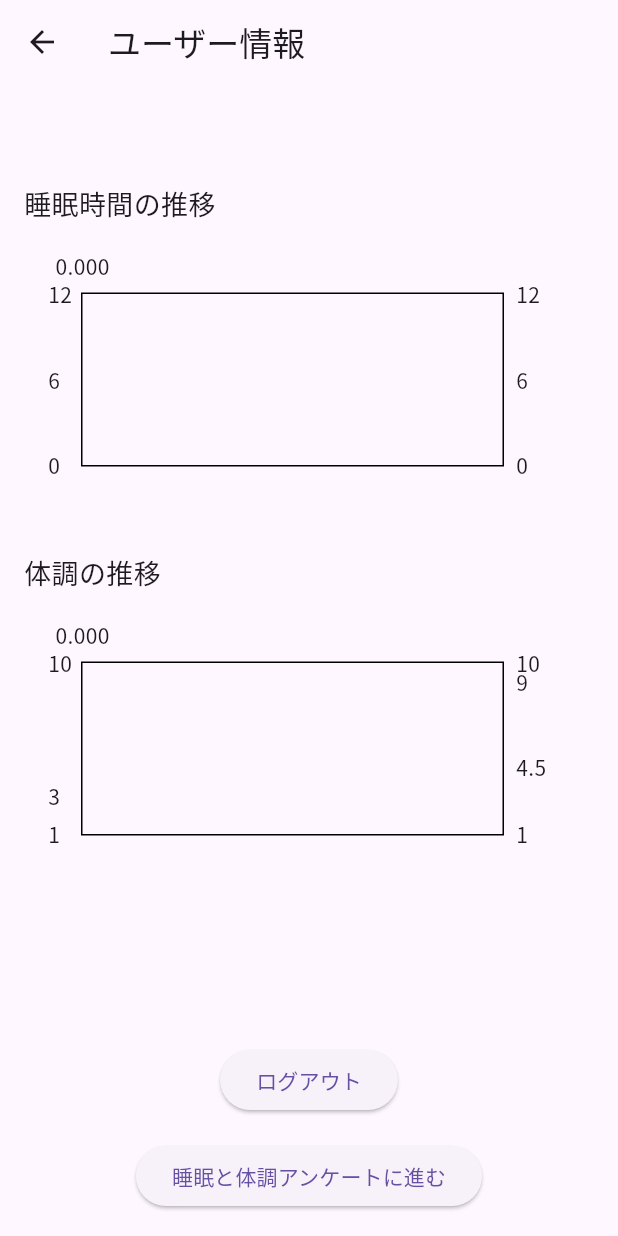
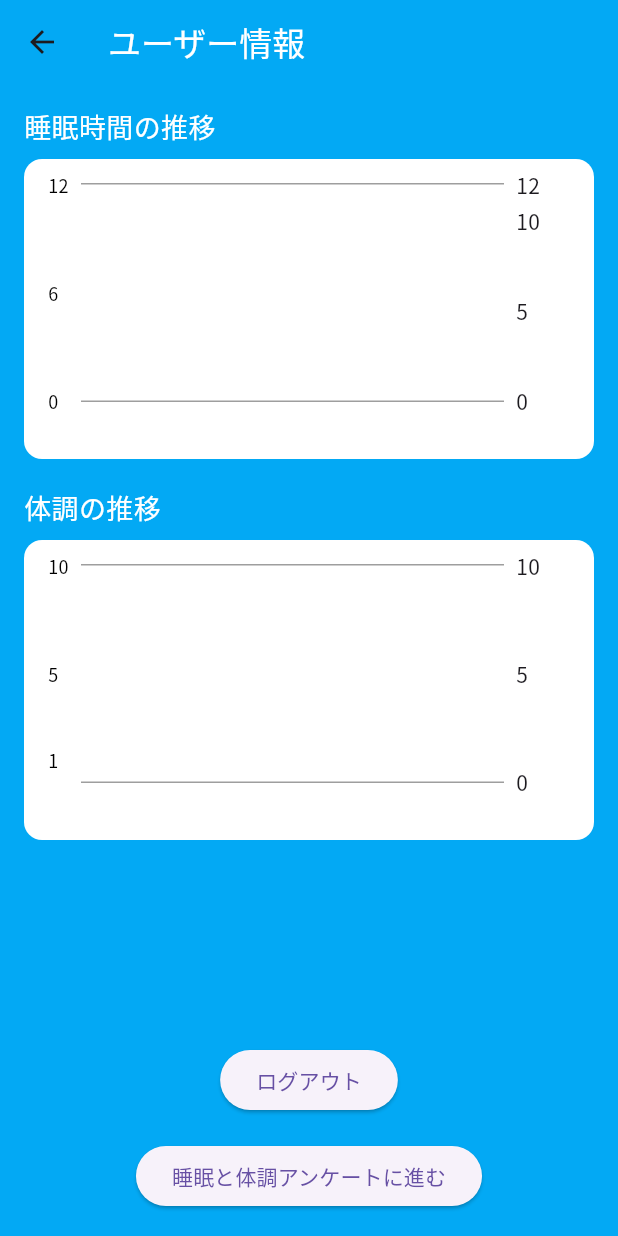
Before and after one commit to health-Care-App/health_care_app, a Flutter app: the UserInfoScreen screen opened directly, on a phone screen of 412 x 824 dp. Run offline on Flutter 3.47's test engine with Material 3 defaults, Android fonts, the light colour scheme and no system bars; drawn by our look-alikes of fl_chart; our stand-ins replace audioplayers, cloud_firestore, firebase_auth, firebase_core, flutter_svg, freezed_annotation and 2 more; accounts and stored records are empty; network calls fail; statements that could not run were skipped.

Commit message:
グラフデザイン修正

```diff
--- a/frontend/app/lib/user_info.dart
+++ b/frontend/app/lib/user_info.dart
@@ -104,37 +104,50 @@
 
   @override
   Widget build(BuildContext context) {
-    String? email = user?.email ?? "メールアドレスがありません";
-
     return Scaffold(
+      backgroundColor: Colors.lightBlue, // 画面全体の背景を水色に設定
       appBar: AppBar(
-        title: Text("ユーザー情報"),
+        title: Text("ユーザー情報", style: TextStyle(color: Colors.white)),
+        backgroundColor: Colors.lightBlue, // AppBarの背景も水色に設定
+        elevation: 0, // AppBarの影をなくす
       ),
       body: Padding(
         padding: const EdgeInsets.all(16.0),
         child: Column(
           crossAxisAlignment: CrossAxisAlignment.start,
           children: [
-            Text("$email", style: TextStyle(fontSize: 22)),
-            SizedBox(height: 20),
-
             // 睡眠時間グラフ
-            Text("睡眠時間の推移", style: TextStyle(fontSize: 18)),
+            Text(
+              "睡眠時間の推移",
+              style: TextStyle(fontSize: 18, color: Colors.white), // 白文字に変更
+            ),
+            SizedBox(height: 8), // 「睡眠時間の推移」の下にスペースを追加
             Container(
               height: 200,
               padding: EdgeInsets.all(16.0),
-              child: LineChart(
-                LineChartData(
-                  minY: 0,
+              decoration: BoxDecoration(
+                color: Colors.white, // 背景を白に設定
+                borderRadius: BorderRadius.circular(12), // 角を丸める
+              ),
+              child: BarChart(
+                BarChartData(
+                  alignment: BarChartAlignment.start, // データを左詰めに配置
                   maxY: 12,
                   titlesData: FlTitlesData(
+                    topTitles: AxisTitles(
+                      sideTitles: SideTitles(showTitles: false), // 上部の目盛を非表示
+                    ),
                     leftTitles: AxisTitles(
                       sideTitles: SideTitles(
                         showTitles: true,
                         interval: 6,
                         getTitlesWidget: (value, _) {
                           if (value == 0 || value == 6 || value == 12) {
-                            return Text(value.toInt().toString());
+                            return Text(
+                              value.toInt().toString(),
+                              style: TextStyle(
+                                  fontSize: 12, color: Colors.black), // 黒文字
+                            );
                           }
                           return Text('');
                         },
@@ -143,14 +156,13 @@
                     bottomTitles: AxisTitles(
                       sideTitles: SideTitles(
                         showTitles: true,
-                        interval: 1,
                         getTitlesWidget: (value, _) {
                           if (value.toInt() >= 0 &&
                               value.toInt() < dates.length) {
                             return Text(
                               dates[value.toInt()],
-                              style:
-                                  TextStyle(fontSize: 12, color: Colors.black),
+                              style: TextStyle(
+                                  fontSize: 12, color: Colors.black), // 黒文字
                             );
                           }
                           return Text('');
@@ -159,54 +171,82 @@
                     ),
                   ),
                   gridData: FlGridData(show: false),
-                  borderData: FlBorderData(show: true),
-                  lineBarsData: [
-                    LineChartBarData(
-                      isCurved: false,
-                      spots: sleepSpots,
-                      barWidth: 4,
-                      isStrokeCapRound: true,
-                      color: Colors.blue,
+                  borderData: FlBorderData(
+                    show: true,
+                    border: const Border.symmetric(
+                      horizontal: BorderSide(color: Colors.grey, width: 1),
                     ),
-                  ],
+                  ),
+                  barGroups: sleepSpots
+                      .asMap()
+                      .entries
+                      .map((e) => BarChartGroupData(
+                            x: e.key,
+                            barRods: [
+                              BarChartRodData(
+                                toY: e.value.y,
+                                color: Colors.blue,
+                                width: 12,
+                                borderRadius: BorderRadius.circular(6),
+                              ),
+                            ],
+                          ))
+                      .toList(),
+                  groupsSpace: 30, // 棒グラフ間のスペースを調整
                 ),
               ),
             ),
+
             SizedBox(height: 20),
 
-            // 体調スコアグラフ
-            Text("体調の推移", style: TextStyle(fontSize: 18)),
+// 体調スコアグラフ
+            Text(
+              "体調の推移",
+              style: TextStyle(fontSize: 18, color: Colors.white), // 白文字に変更
+            ),
+            SizedBox(height: 8), // 「体調の推移」の下にスペースを追加
             Container(
               height: 200,
               padding: EdgeInsets.all(16.0),
-              child: LineChart(
-                LineChartData(
-                  minY: 1,
+              decoration: BoxDecoration(
+                color: Colors.white, // 背景を白に設定
+                borderRadius: BorderRadius.circular(12), // 角を丸める
+              ),
+              child: BarChart(
+                BarChartData(
+                  alignment: BarChartAlignment.start, // データを左詰めに配置
                   maxY: 10,
+                  minY: 0,
                   titlesData: FlTitlesData(
+                    topTitles: AxisTitles(
+                      sideTitles: SideTitles(showTitles: false), // 上部の目盛を非表示
+                    ),
                     leftTitles: AxisTitles(
                       sideTitles: SideTitles(
                         showTitles: true,
                         interval: 1,
                         getTitlesWidget: (value, _) {
-                          if (value == 1 || value == 3 || value == 10) {
-                            return Text(value.toInt().toString());
+                          if (value == 1 || value == 5 || value == 10) {
+                            return Text(
+                              value.toInt().toString(),
+                              style: TextStyle(
+                                  fontSize: 12, color: Colors.black), // 黒文字
+                            );
                           }
-                          return Text('');
+                          return const SizedBox.shrink();
                         },
                       ),
                     ),
                     bottomTitles: AxisTitles(
                       sideTitles: SideTitles(
                         showTitles: true,
-                        interval: 1,
                         getTitlesWidget: (value, _) {
                           if (value.toInt() >= 0 &&
                               value.toInt() < dates.length) {
                             return Text(
                               dates[value.toInt()],
-                              style:
-                                  TextStyle(fontSize: 12, color: Colors.black),
+                              style: TextStyle(
+                                  fontSize: 12, color: Colors.black), // 黒文字
                             );
                           }
                           return Text('');
@@ -215,19 +255,32 @@
                     ),
                   ),
                   gridData: FlGridData(show: false),
-                  borderData: FlBorderData(show: true),
-                  lineBarsData: [
-                    LineChartBarData(
-                      isCurved: false,
-                      spots: healthSpots,
-                      barWidth: 4,
-                      isStrokeCapRound: true,
-                      color: Colors.green,
+                  borderData: FlBorderData(
+                    show: true,
+                    border: const Border.symmetric(
+                      horizontal: BorderSide(color: Colors.grey, width: 1),
                     ),
-                  ],
+                  ),
+                  barGroups: healthSpots
+                      .asMap()
+                      .entries
+                      .map((e) => BarChartGroupData(
+                            x: e.key,
+                            barRods: [
+                              BarChartRodData(
+                                toY: e.value.y,
+                                color: Colors.green,
+                                width: 12,
+                                borderRadius: BorderRadius.circular(6),
+                              ),
+                            ],
+                          ))
+                      .toList(),
+                  groupsSpace: 30, // 棒グラフ間のスペースを調整
                 ),
               ),
             ),
+
             Spacer(),
             Center(
               child: Column(
```
